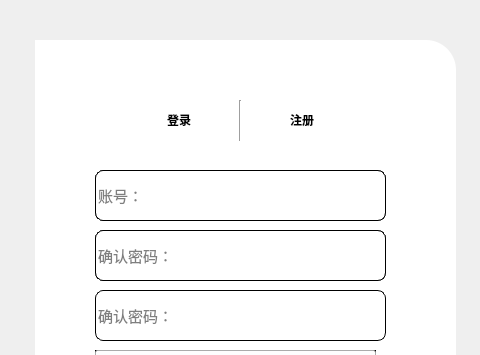
First picture: the form in 登录.ui, repository 2252268083/login-interface, before the edit; both pictures show x 375 to 855 and y 0 to 355 of the 1278 by 736 pixel window.
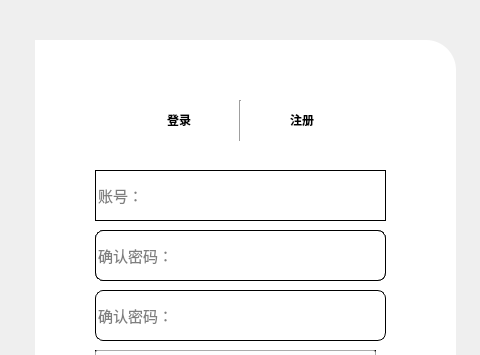
Second picture: the form after the edit. Icons and pictures are not drawn.

Patch:
```diff
--- a/登录.ui
+++ b/登录.ui
@@ -294,7 +294,7 @@
      </property>
      <property name="styleSheet">
       <string notr="true">border:1px solid rgb(0,0,0);
-border-radius:8px;</string>
+bordar-radius:8px;</string>
      </property>
      <property name="placeholderText">
       <string>账号：</string>
```
